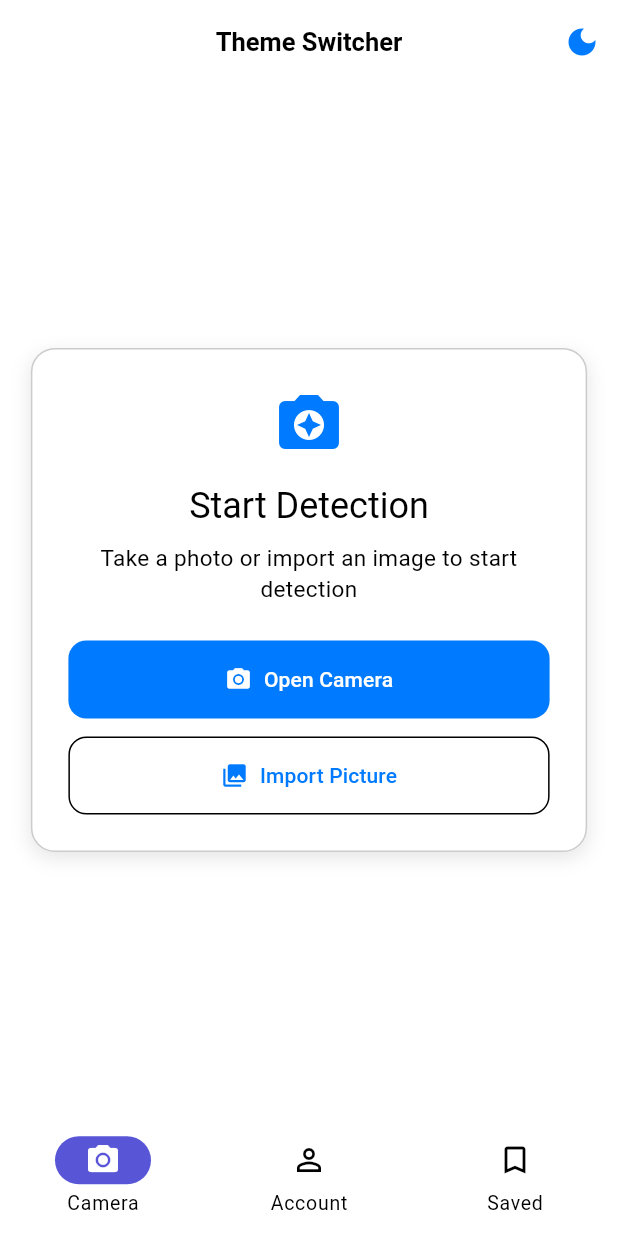
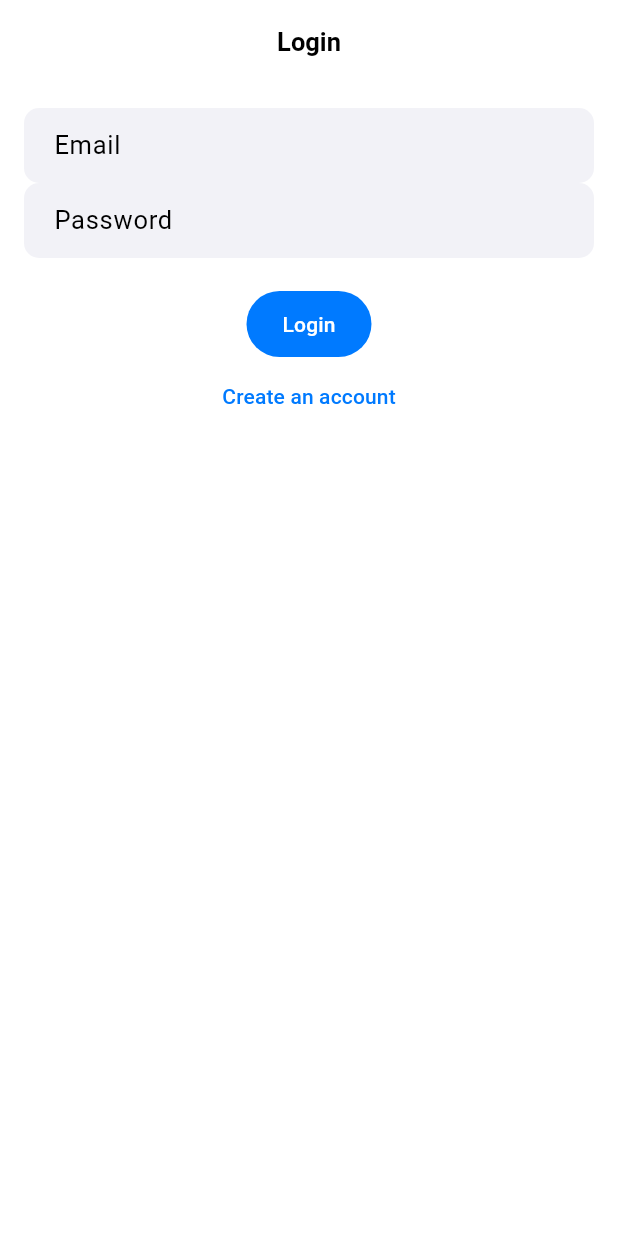
Before and after one commit to hemzadev/Veggie-Fruit-Recommendation, a Flutter app: the screen it shows after launch, on a phone screen of 412 x 824 dp. Run offline on Flutter 3.47's test engine with Material 3 defaults, Android fonts, the phone set to English and light mode, and no system bars; our stand-ins replace firebase_auth, firebase_core, image_picker, shared_preferences; accounts and stored records are empty.

Commit message:
Auth/Register impl

```diff
--- a/lib/main.dart
+++ b/lib/main.dart
@@ -1,10 +1,18 @@
+   // lib/main.dart
    import 'package:flutter/material.dart';
    import 'package:provider/provider.dart';
+   import 'package:firebase_core/firebase_core.dart'; // Import Firebase core
    import 'package:flutter_recommendation_app/config/theme/app_theme.dart';
    import 'package:flutter_recommendation_app/config/theme/theme_provider.dart';
-import 'package:flutter_recommendation_app/presentation/screens/home/home_screen.dart';
+   import 'package:flutter_recommendation_app/presentation/screens/auth/auth_page.dart'; // Import your AuthPage
+   import 'firebase_options.dart'; // Import your generated Firebase options
 
-void main() {
+   void main() async {
+     WidgetsFlutterBinding.ensureInitialized(); // Ensure binding is initialized
+     await Firebase.initializeApp(
+       options: DefaultFirebaseOptions.currentPlatform, // Use DefaultFirebaseOptions for initialization
+     );
+
      runApp(
        ChangeNotifierProvider(
          create: (_) => ThemeProvider(),
@@ -16,17 +24,12 @@ void main() {
    class MyApp extends StatelessWidget {
      @override
      Widget build(BuildContext context) {
-    return Consumer<ThemeProvider>(
-      builder: (context, themeProvider, child) {
        return MaterialApp(
          debugShowCheckedModeBanner: false,
          title: 'Your App',
          theme: AppTheme.lightTheme(),
          darkTheme: AppTheme.darkTheme(),
-          themeMode: themeProvider.isDarkMode ? ThemeMode.dark : ThemeMode.light,
-          home: HomeScreen(),
-        );
-      },
+         home: AuthPage(), // Set the AuthPage as the home
        );
      }
    }
--- /dev/null
+++ b/lib/presentation/screens/auth/auth_page.dart
@@ -0,0 +1,76 @@
+import 'package:flutter/material.dart';
+import 'package:firebase_auth/firebase_auth.dart';
+import '../home/home_screen.dart';
+import 'register_page.dart';
+
+class AuthPage extends StatefulWidget {
+  @override
+  _AuthPageState createState() => _AuthPageState();
+}
+
+class _AuthPageState extends State<AuthPage> {
+  final FirebaseAuth _auth = FirebaseAuth.instance;
+  final TextEditingController _emailController = TextEditingController();
+  final TextEditingController _passwordController = TextEditingController();
+
+  Future<void> _signIn() async {
+    try {
+      await _auth.signInWithEmailAndPassword(
+        email: _emailController.text,
+        password: _passwordController.text,
+      );
+      Navigator.pushReplacement(context, MaterialPageRoute(builder: (context) => HomeScreen()));
+    } catch (e) {
+      showDialog(
+        context: context,
+        builder: (context) => AlertDialog(
+          title: Text('Error'),
+          content: Text(e.toString()),
+          actions: [
+            TextButton(
+              onPressed: () => Navigator.of(context).pop(),
+              child: Text('OK'),
+            ),
+          ],
+        ),
+      );
+    }
+  }
+
+  @override
+  Widget build(BuildContext context) {
+    return Scaffold(
+      appBar: AppBar(title: Text('Login')),
+      body: Padding(
+        padding: const EdgeInsets.all(16.0),
+        child: Column(
+          children: [
+            TextField(
+              controller: _emailController,
+              decoration: InputDecoration(labelText: 'Email'),
+            ),
+            TextField(
+              controller: _passwordController,
+              decoration: InputDecoration(labelText: 'Password'),
+              obscureText: true,
+            ),
+            SizedBox(height: 20),
+            ElevatedButton(
+              onPressed: _signIn,
+              child: Text('Login'),
+            ),
+            TextButton(
+              onPressed: () {
+                Navigator.push(
+                  context,
+                  MaterialPageRoute(builder: (context) => RegisterPage()), // Navigate to RegisterPage
+                );
+              },
+              child: Text('Create an account'),
+            ),
+          ],
+        ),
+      ),
+    );
+  }
+}
--- a/pubspec.yaml
+++ b/pubspec.yaml
@@ -36,6 +36,7 @@ dependencies:
   firebase_auth: ^4.17.9
   cloud_firestore: ^4.15.9
   firebase_storage: ^11.6.10
+  image_picker: ^1.0.0
   # Add other Firebase products as needed
 
   # The following adds the Cupertino Icons font to your application.
```
Also changed, not shown: lib/presentation/screens/auth/register_page.dart (added, +127 -0 lines), firebase.json (added), lib/assets/icons/googleSymbol.png (added), lib/assets/icons/onBoarding2.png (added), lib/assets/icons/onBoarding3.png (added), lib/assets/icons/onboarding1.png (added), lib/firebase_options.dart (added), pubspec.lock, 8 other files. Lines whose indentation alone changed are shown as unchanged.
